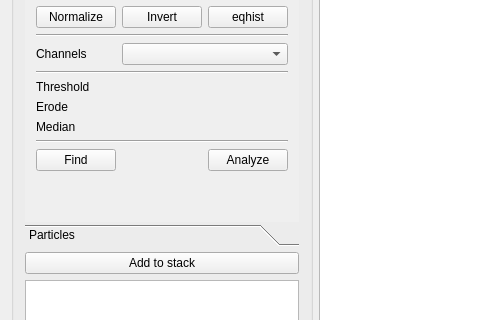
The window that mainwindow.ui (SevenLines/Liquor) describes before a commit, drawn with Qt 5; both pictures show x 0 to 480 and y 135 to 455 of the 821 by 588 pixel window.
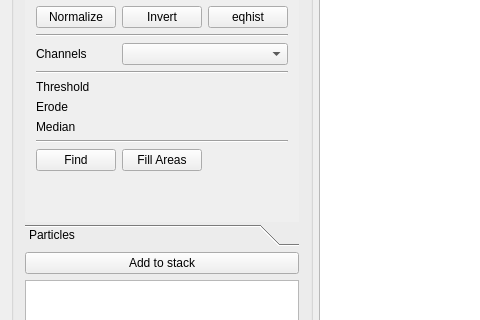
The same window after the commit. The open tabs and pages were chosen to show the change. Custom widgets are drawn as their Qt base class.

```diff
--- a/mainwindow.ui
+++ b/mainwindow.ui
@@ -212,10 +212,10 @@
              </property>
             </widget>
            </item>
-           <item row="10" column="2">
-            <widget class="QPushButton" name="btnAutoAnalzye">
+           <item row="10" column="1">
+            <widget class="QPushButton" name="btnGetFillAreas">
              <property name="text">
-              <string>Analyze</string>
+              <string>Fill Areas</string>
              </property>
             </widget>
            </item>
```
Left out of the diff: 9 changed lines with no effect on the pictures.
